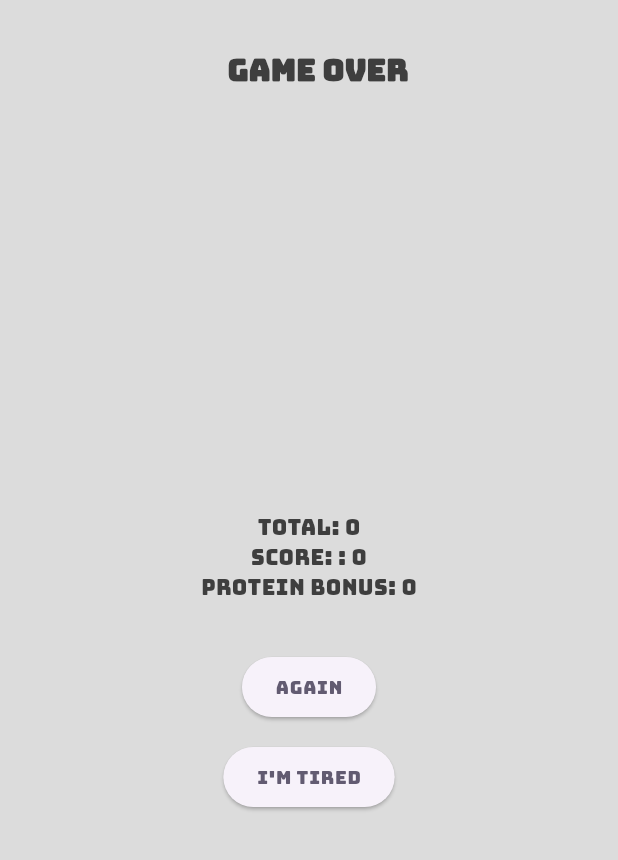
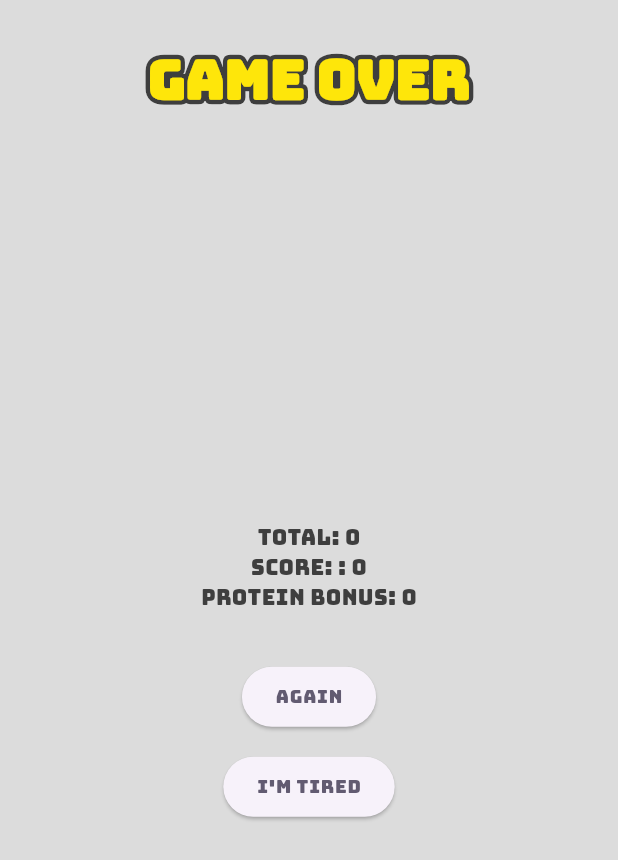
Before and after one commit to FaaiqKhan/muscles_builder, a Flutter app: the GameOverScreen screen opened directly with empty values, on a phone screen of 412 x 824 dp. Shown: the top 860 px of the screen. Run offline on Flutter 3.47's test engine with Material 3 defaults, Android fonts, the phone set to English and light mode, and no system bars; our stand-ins replace bloc, equatable, flutter_bloc, google_mobile_ads, package_info_plus, shared_preferences; missing offline and left inert: flame, flame_audio; accounts and stored records are empty.

Commit message:
code refactoring and new ad added

```diff
--- a/lib/constants/globals.dart
+++ b/lib/constants/globals.dart
@@ -45,4 +45,9 @@ class Globals {
   static const double virusSpeedMedium = 250.0;
   static const double virusSpeedHigh = 275.0;
   static const double virusSpeedExtreme = 300.0;
+
+  static String get bannerAdUnitId => "ca-app-pub-1555928518606225/8073529817";
+
+  static String get interstitialAdUnitId =>
+      "ca-app-pub-1555928518606225/1855875944";
 }
--- a/lib/main.dart
+++ b/lib/main.dart
@@ -1,7 +1,10 @@
+import 'dart:async';
+
 import 'package:flutter/foundation.dart';
 import 'package:flutter/material.dart';
 import 'package:flutter/services.dart';
 import 'package:flutter_bloc/flutter_bloc.dart';
+import 'package:google_mobile_ads/google_mobile_ads.dart';
 import 'package:muscles_builder/cubits/google_ads/google_ads_cubit.dart';
 import 'package:muscles_builder/cubits/settings/settings_cubit.dart';
 import 'package:muscles_builder/cubits/theme/theme_cubit.dart';
@@ -13,6 +16,7 @@ import 'l10n/translations/app_localizations.dart';
 
 void main() async {
   WidgetsFlutterBinding.ensureInitialized();
+  unawaited(MobileAds.instance.initialize());
   SystemChrome.setEnabledSystemUIMode(SystemUiMode.edgeToEdge);
   LicenseRegistry.addLicense(() async* {
     final license = await rootBundle.loadString('google_fonts/OFL.txt');
--- a/lib/screens/game_over_screen.dart
+++ b/lib/screens/game_over_screen.dart
@@ -1,10 +1,11 @@
 import 'package:flutter/material.dart';
 import 'package:flutter_bloc/flutter_bloc.dart';
 import 'package:muscles_builder/constants/spacings.dart';
+import 'package:muscles_builder/cubits/google_ads/google_ads_cubit.dart';
 import 'package:muscles_builder/cubits/hud_game_status/hud_game_status_cubit.dart';
 import 'package:muscles_builder/extensions/muscles_builder_theme_context.dart';
 import 'package:muscles_builder/l10n/translations/app_localizations.dart';
-import 'package:muscles_builder/widgets/screen_title.dart';
+import 'package:muscles_builder/widgets/screen_title_widget.dart';
 
 class GameOverScreen extends StatelessWidget {
   static const String id = "game_over_menu_screen";
@@ -27,9 +28,13 @@ class GameOverScreen extends StatelessWidget {
           width: MediaQuery.of(context).size.width,
           child: Column(
             children: [
-              ScreenTitle(
-                title: AppLocalizations.of(context).gameOver,
-                topPadding: 0.04,
+              Padding(
+                padding: EdgeInsets.only(
+                  top: MediaQuery.of(context).size.height * 0.04,
+                ),
+                child: ScreenTitleWidget(
+                  title: AppLocalizations.of(context).gameOver,
+                ),
               ),
               Expanded(
                 child: Column(
@@ -92,7 +97,9 @@ class GameOverScreen extends StatelessWidget {
                     ),
                     const SizedBox(height: Spacings.contentSpacingOf12),
                     ElevatedButton(
-                      onPressed: exitGame,
+                      onPressed: () => context
+                          .read<GoogleAdsCubit>()
+                          .showInterstitialAd(exitGame),
                       child: Text(
                         AppLocalizations.of(context).imTired,
                         style: Theme.of(context).textTheme.labelSmall?.copyWith(
--- a/lib/widgets/screen_title.dart
+++ /dev/null
@@ -1,27 +0,0 @@
-import 'package:flutter/material.dart';
-import 'package:muscles_builder/constants/spacings.dart';
-import 'package:muscles_builder/extensions/muscles_builder_theme_context.dart';
-
-class ScreenTitle extends StatelessWidget {
-  const ScreenTitle({super.key, required this.title, this.topPadding});
-
-  final String title;
-  final double? topPadding;
-
-  @override
-  Widget build(BuildContext context) {
-    return Padding(
-      padding: EdgeInsets.only(
-        left: Spacings.contentSpacingOf12,
-        top: MediaQuery.of(context).size.height * (topPadding ?? 0.0),
-      ),
-      child: Text(
-        title,
-        style: Theme.of(context)
-            .textTheme
-            .headlineSmall
-            ?.copyWith(color: context.musclesBuilderTheme.primaryText),
-      ),
-    );
-  }
-}
--- /dev/null
+++ b/lib/widgets/screen_title_widget.dart
@@ -0,0 +1,41 @@
+import 'package:flutter/material.dart';
+import 'package:muscles_builder/extensions/muscles_builder_theme_context.dart';
+
+class ScreenTitleWidget extends StatelessWidget {
+  const ScreenTitleWidget({required this.title, super.key});
+
+  final String title;
+
+  @override
+  Widget build(BuildContext context) {
+    return SizedBox(
+      width: double.infinity,
+      child: Column(
+        crossAxisAlignment: CrossAxisAlignment.center,
+        children: [
+          Stack(
+            children: <Widget>[
+              // Stroked text as border.
+              Text(
+                title,
+                style: Theme.of(context).textTheme.displayLarge?.copyWith(
+                      foreground: Paint()
+                        ..style = PaintingStyle.stroke
+                        ..strokeWidth = 6
+                        ..color = context.musclesBuilderTheme.primaryText,
+                    ),
+              ),
+              // Solid text as fill.
+              Text(
+                title,
+                style: Theme.of(context).textTheme.displayLarge?.copyWith(
+                      color: context.musclesBuilderTheme.accentText,
+                    ),
+              ),
+            ],
+          ),
+        ],
+      ),
+    );
+  }
+}
```
Also changed, not shown: lib/cubits/google_ads/google_ads_cubit.dart (+65 -25 lines), lib/screens/game_pause_screen.dart (+13 -16 lines), lib/screens/home_screen.dart (+4 -33 lines).
